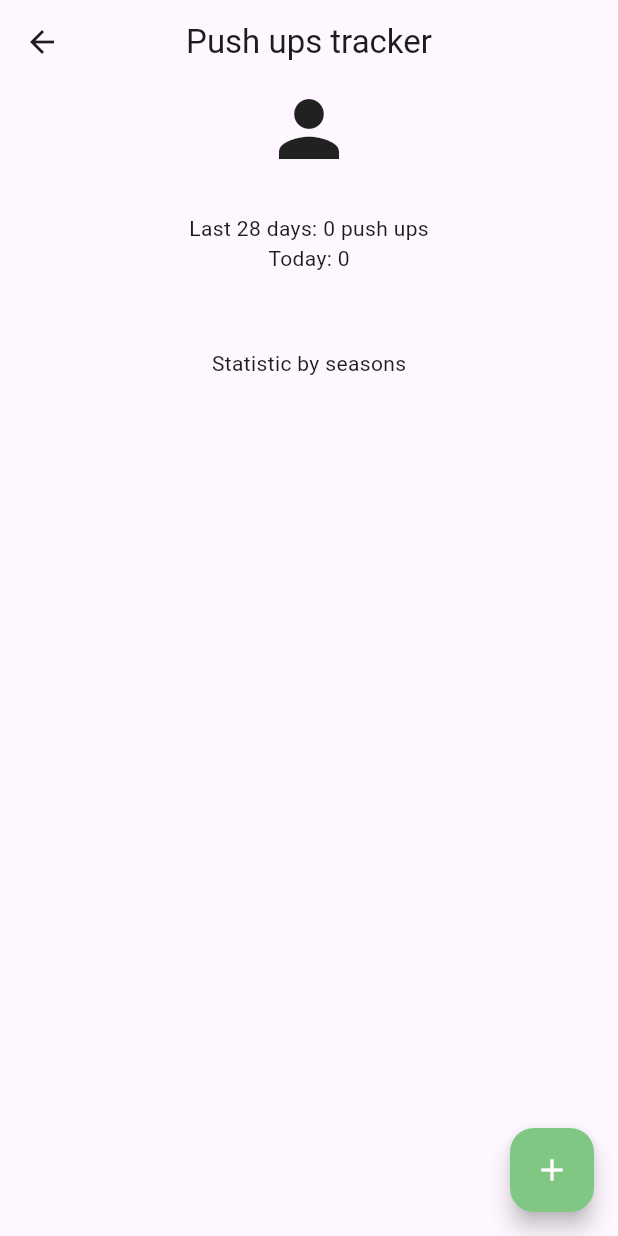
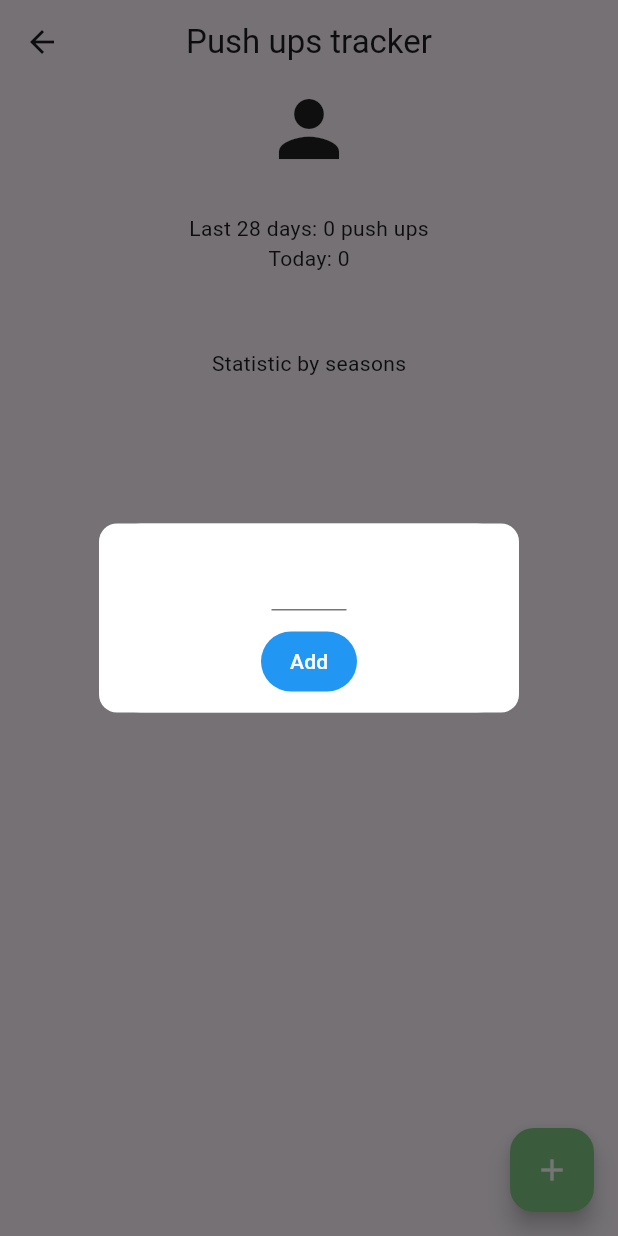
Before and after one commit to Yudnikov-Leonid/PushUpsTracker, a Flutter app: the HomePage screen opened directly, after a tap on the "add" icon, on a phone screen of 412 x 824 dp. Run offline on Flutter 3.47's test engine with Material 3 defaults, Android fonts, the phone set to English and light mode, and no system bars; our stand-ins replace auth_buttons, firebase_auth, firebase_core, firebase_database, flutter_bloc, google_sign_in; accounts and stored records are empty.

Commit message:
add push ups

```diff
--- /dev/null
+++ b/lib/feature/home/presentation/pages/add_push_ups.dart
@@ -0,0 +1,66 @@
+import 'package:firebase_auth/firebase_auth.dart';
+import 'package:firebase_database/firebase_database.dart';
+import 'package:flutter/material.dart';
+import 'package:intl/intl.dart';
+
+class AddPushUpsDialog extends StatelessWidget {
+  AddPushUpsDialog(this._pushUpsToday, {super.key});
+
+  final _controller = TextEditingController();
+  final int _pushUpsToday;
+  bool isAdding = false;
+
+  @override
+  Widget build(BuildContext context) {
+    return Dialog(
+      child: Container(
+        decoration: BoxDecoration(
+            color: Colors.white, borderRadius: BorderRadius.circular(12)),
+        child: Column(
+          mainAxisSize: MainAxisSize.min,
+          children: [
+            const SizedBox(
+              height: 10,
+            ),
+            SizedBox(
+                width: 50,
+                child: TextField(
+                  controller: _controller,
+                  keyboardType: TextInputType.number,
+                )),
+            const SizedBox(
+              height: 10,
+            ),
+            TextButton(
+              onPressed: () async {
+                if (isAdding || _controller.text.isEmpty) return;
+                isAdding = true;
+                await _add(int.parse(_controller.text));
+                Navigator.of(context).pop();
+              },
+              style: TextButton.styleFrom(backgroundColor: Colors.blue),
+              child: const Text(
+                'Add',
+                style: TextStyle(color: Colors.white),
+              ),
+            ),
+            const SizedBox(
+              height: 10,
+            ),
+          ],
+        ),
+      ),
+    );
+  }
+
+  Future<void> _add(int value) async {
+    final ref = FirebaseDatabase.instance.ref('push-ups');
+    final date = DateFormat('yyyy-MM-dd').format(DateTime.now());
+    await ref.child('${FirebaseAuth.instance.currentUser!.uid}|$date').set({
+      'userId': FirebaseAuth.instance.currentUser!.uid,
+      'season': 3,
+      'date': date,
+      'value': _pushUpsToday + value
+    });
+  }
+}
--- a/lib/feature/home/presentation/pages/home_page.dart
+++ b/lib/feature/home/presentation/pages/home_page.dart
@@ -3,6 +3,7 @@ import 'package:firebase_database/firebase_database.dart';
 import 'package:flutter/material.dart';
 import 'package:intl/intl.dart';
 import 'package:push_ups/feature/home/domain/entity/day_push_ups.dart';
+import 'package:push_ups/feature/home/presentation/pages/add_push_ups.dart';
 import 'package:push_ups/feature/home/presentation/widgets/month_statistic.dart';
 
 class HomePage extends StatefulWidget {
@@ -77,7 +78,14 @@ class _HomePageState extends State<HomePage> {
         centerTitle: true,
       ),
       floatingActionButton: FloatingActionButton(
-        onPressed: () {},
+        onPressed: () {
+          showDialog(
+              context: context,
+              builder: (context) => AddPushUpsDialog(
+                  _data[DateFormat('yyyy-MM-dd').format(DateTime.now())]
+                          ?.value ??
+                      0));
+        },
         backgroundColor: Colors.green.shade300,
         child: const Icon(
           Icons.add,
```
Also changed, not shown: lib/feature/home/presentation/widgets/month_statistic.dart (+5 -3 lines).
